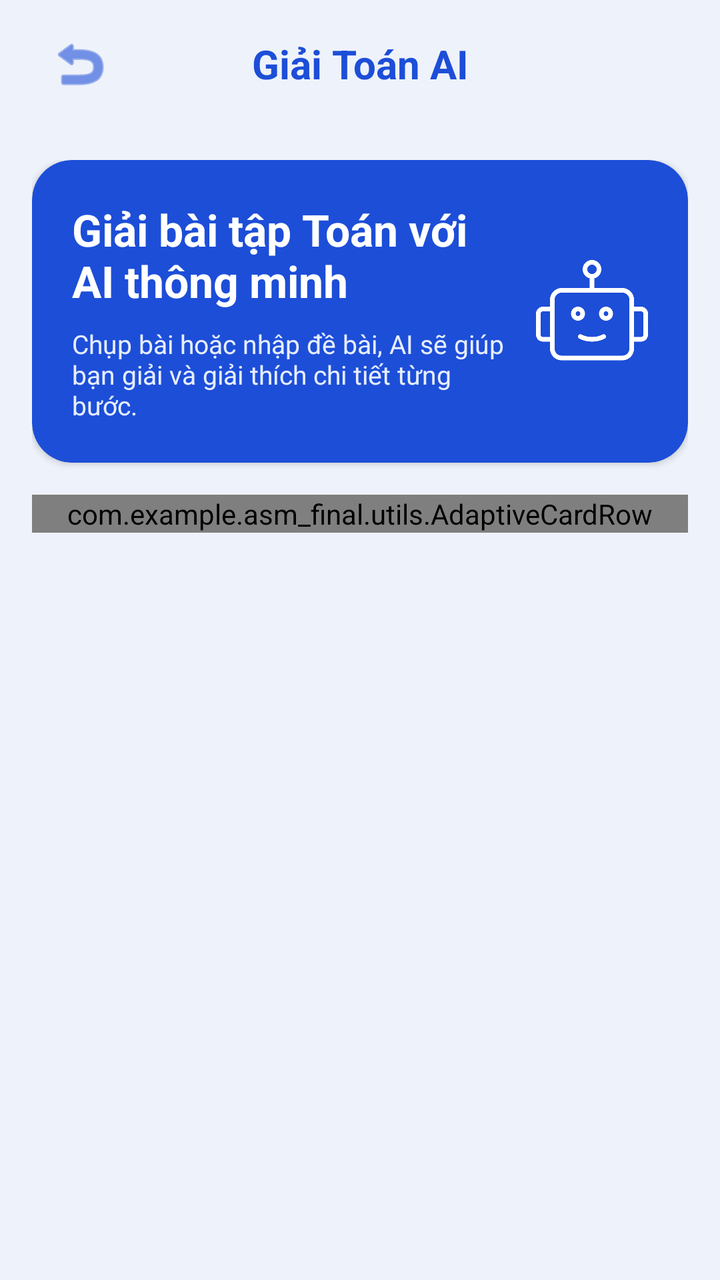
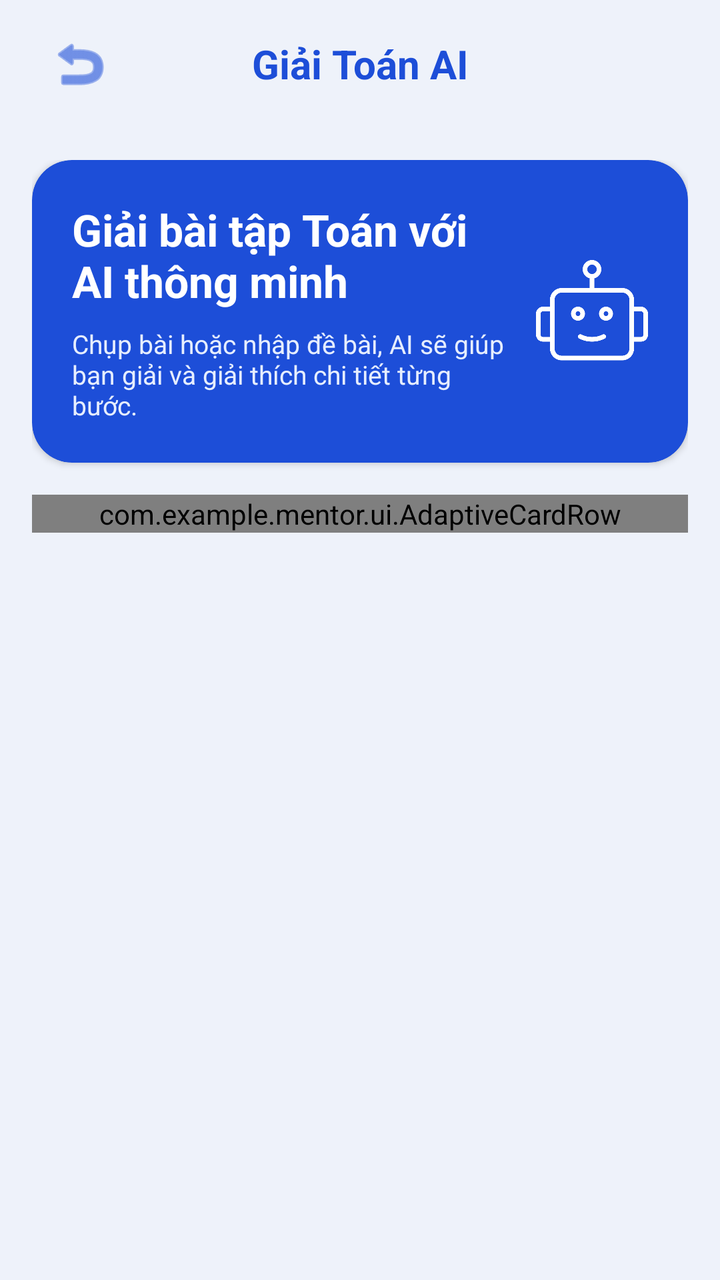

Two renders of the same Android screen: before a commit and after it. Below are the layout's source before the change and the commit's diff.
<!-- AndroidManifest.xml: application theme Theme.MathModule -->
<!-- res/layout/activity_math_solve.xml -->
<RelativeLayout xmlns:android="http://schemas.android.com/apk/res/android" xmlns:app="http://schemas.android.com/apk/res-auto" android:layout_width="match_parent" android:layout_height="match_parent" android:background="@color/math_background">

    
    <RelativeLayout android:id="@+id/toolbar_solve" android:layout_width="match_parent" android:layout_height="wrap_content" android:paddingHorizontal="16dp" android:minHeight="64dp" android:paddingTop="8dp" android:paddingBottom="8dp">
        <ImageButton android:id="@+id/btn_math_module_back" android:layout_width="48dp" android:layout_height="48dp" android:layout_centerVertical="true" android:background="?attr/selectableItemBackgroundBorderless" android:contentDescription="@string/math_back_description" android:padding="8dp" android:src="@android:drawable/ic_menu_revert" app:tint="@color/math_primary" />
        <TextView android:layout_width="match_parent" android:layout_height="wrap_content" android:layout_centerInParent="true" android:text="@string/math_solve_title" android:textSize="20sp" android:textStyle="bold" android:textColor="@color/math_primary" android:layout_marginStart="56dp" android:layout_marginEnd="56dp" android:gravity="center" android:maxLines="2" android:ellipsize="end" />
    </RelativeLayout>

    
    <ScrollView android:layout_width="match_parent" android:layout_height="match_parent" android:layout_below="@id/toolbar_solve" android:layout_above="@+id/bottom_nav_placeholder" android:scrollbars="none">

        
        <LinearLayout android:layout_width="match_parent" android:layout_height="wrap_content" android:orientation="vertical" android:padding="16dp">

            
            <androidx.cardview.widget.CardView android:layout_width="match_parent" android:layout_height="wrap_content" app:cardCornerRadius="20dp" app:cardElevation="2dp" app:cardBackgroundColor="@color/math_banner_bg">
                <RelativeLayout android:layout_width="match_parent" android:layout_height="wrap_content" android:padding="20dp">
                    <TextView android:id="@+id/txt_banner_title" android:layout_width="match_parent" android:layout_height="wrap_content" android:text="@string/math_banner_title" android:textSize="22sp" android:textStyle="bold" android:textColor="@color/math_banner_title" android:layout_toStartOf="@id/img_banner_ai" android:layout_marginEnd="12dp" />
                    <TextView android:layout_width="match_parent" android:layout_height="wrap_content" android:layout_below="@id/txt_banner_title" android:layout_marginTop="8dp" android:text="@string/math_banner_desc" android:textSize="13sp" android:textColor="@color/math_banner_desc" android:layout_toStartOf="@id/img_banner_ai" android:layout_marginEnd="12dp" />
                    <ImageView android:id="@+id/img_banner_ai" android:layout_width="56dp" android:layout_height="56dp" android:layout_alignParentEnd="true" android:layout_centerVertical="true" android:src="@drawable/ai" app:tint="@color/math_banner_title" /> 
                </RelativeLayout>
            </androidx.cardview.widget.CardView>

            
            <com.example.asm_final.utils.AdaptiveCardRow android:layout_width="match_parent" android:layout_height="wrap_content" android:orientation="horizontal" android:layout_marginTop="16dp" android:weightSum="2">

                
                <androidx.cardview.widget.CardView android:id="@+id/btn_scan_math" android:layout_width="0dp" android:layout_height="match_parent" android:layout_weight="1" android:layout_marginEnd="8dp" app:cardCornerRadius="20dp" app:cardElevation="2dp">
                    <LinearLayout android:layout_width="match_parent" android:layout_height="match_parent" android:orientation="vertical" android:gravity="center" android:padding="16dp" android:background="@color/math_surface">
                        <ImageView android:layout_width="48dp" android:layout_height="48dp" android:src="@drawable/camera" app:tint="@color/math_primary" />
                        <TextView android:layout_width="wrap_content" android:layout_height="wrap_content" android:layout_marginTop="12dp" android:text="@string/math_action_scan" android:textStyle="bold" android:textColor="@color/math_primary" />
                        <TextView android:layout_width="wrap_content" android:layout_height="wrap_content" android:text="@string/math_action_scan_desc" android:textSize="12sp" android:gravity="center" android:layout_marginTop="4dp" android:textColor="@color/math_text_secondary" />
                    </LinearLayout>
                </androidx.cardview.widget.CardView>

                
                <androidx.cardview.widget.CardView android:id="@+id/btn_type_math" android:layout_width="0dp" android:layout_height="match_parent" android:layout_weight="1" android:layout_marginStart="8dp" app:cardCornerRadius="20dp" app:cardElevation="2dp">
                    <LinearLayout android:layout_width="match_parent" android:layout_height="match_parent" android:orientation="vertical" android:gravity="center" android:padding="16dp" android:background="@color/math_surface">
                        <ImageView android:layout_width="48dp" android:layout_height="48dp" android:src="@drawable/pen" app:tint="@color/math_primary" />
                        <TextView android:layout_width="wrap_content" android:layout_height="wrap_content" android:layout_marginTop="12dp" android:text="@string/math_action_type" android:textStyle="bold" android:textColor="@color/math_primary" />
                        <TextView android:layout_width="wrap_content" android:layout_height="wrap_content" android:text="@string/math_action_type_desc" android:textSize="12sp" android:gravity="center" android:layout_marginTop="4dp" android:textColor="@color/math_text_secondary" />
                    </LinearLayout>
                </androidx.cardview.widget.CardView>
            </com.example.asm_final.utils.AdaptiveCardRow>

        </LinearLayout>
    </ScrollView>

    
    <View android:id="@+id/bottom_nav_placeholder" android:layout_width="match_parent" android:layout_height="0dp" android:layout_alignParentBottom="true" android:background="@color/math_surface" android:elevation="8dp" />
</RelativeLayout>
<!-- resources referenced by this layout -->
<resources>
  <color name="math_background">#EEF2FA</color>
  <color name="math_banner_bg">#1D4ED8</color>
  <color name="math_banner_desc">#E6EEFF</color>
  <color name="math_banner_title">#FFFFFF</color>
  <color name="math_primary">#1D4ED8</color>
  <color name="math_surface">#FFFFFF</color>
  <color name="math_text_secondary">#4D5E78</color>
  <!-- drawable ai: png bitmap (drawable, 11294 bytes) -->
  <!-- drawable camera: png bitmap (drawable, 11405 bytes) -->
  <!-- drawable pen: png bitmap (drawable, 7237 bytes) -->
  <string name="math_action_scan">Chụp đề bài</string>
  <string name="math_action_scan_desc">Dùng camera để chụp bài tập</string>
  <string name="math_action_type">Nhập đề bài</string>
  <string name="math_action_type_desc">Nhập đề bài bằng tay hoặc dán</string>
  <string name="math_back_description">Quay về trang chính</string>
  <string name="math_banner_desc">Chụp bài hoặc nhập đề bài, AI sẽ giúp bạn giải và giải thích chi tiết từng bước.</string>
  <string name="math_banner_title">Giải bài tập Toán với AI thông minh</string>
  <string name="math_solve_title">Giải Toán AI</string>
  <style name="Theme.MathModule" parent="Base.Theme.MathModule" />
  <style name="Base.Theme.MathModule" parent="Theme.Material3.DayNight.NoActionBar">
          
          
      <item name="colorPrimary">@color/math_primary</item><item name="colorSurface">@color/math_surface</item><item name="colorOnSurface">@color/math_text_primary</item><item name="android:windowBackground">@color/math_background</item><item name="android:statusBarColor">@color/math_background</item><item name="android:navigationBarColor">@color/math_surface</item><item name="android:fontFamily">sans-serif</item><item name="android:textColorPrimary">@color/math_text_primary</item><item name="android:textColorSecondary">@color/math_text_secondary</item><item name="materialButtonStyle">@style/MentorMathButton</item><item name="textInputStyle">@style/MentorMathInput</item><item name="android:windowAnimationStyle">@style/MentorWindowAnimation</item></style>
  <color name="math_text_primary">#14213D</color>
  <style name="MentorMathButton" parent="Widget.MaterialComponents.Button">
          <item name="backgroundTint">@color/mentor_math_button</item><item name="android:textColor">#FFFFFF</item><item name="cornerRadius">16dp</item><item name="android:minHeight">52dp</item>
          <item name="android:textAllCaps">false</item><item name="android:textSize">15sp</item>
          <item name="android:fontFamily">sans-serif-medium</item>
      </style>
  <style name="MentorMathInput" parent="Widget.MaterialComponents.TextInputLayout.OutlinedBox">
          <item name="boxCornerRadiusTopStart">16dp</item><item name="boxCornerRadiusTopEnd">16dp</item>
          <item name="boxCornerRadiusBottomStart">16dp</item><item name="boxCornerRadiusBottomEnd">16dp</item>
      </style>
  <style name="MentorWindowAnimation"><item name="android:activityOpenEnterAnimation">@anim/mentor_enter</item><item name="android:activityOpenExitAnimation">@anim/mentor_exit</item><item name="android:activityCloseEnterAnimation">@anim/mentor_enter</item><item name="android:activityCloseExitAnimation">@anim/mentor_exit</item></style>
  <color name="mentor_math_button">#1D4ED8</color>
</resources>

<!-- the commit's change to res/layout/activity_math_solve.xml (unified diff, before → after) -->
@@ -22,7 +22,7 @@
             </androidx.cardview.widget.CardView>
 
             
-            <com.example.asm_final.utils.AdaptiveCardRow android:layout_width="match_parent" android:layout_height="wrap_content" android:orientation="horizontal" android:layout_marginTop="16dp" android:weightSum="2">
+            <com.example.mentor.ui.AdaptiveCardRow android:layout_width="match_parent" android:layout_height="wrap_content" android:orientation="horizontal" android:layout_marginTop="16dp" android:weightSum="2">
 
                 
                 <androidx.cardview.widget.CardView android:id="@+id/btn_scan_math" android:layout_width="0dp" android:layout_height="match_parent" android:layout_weight="1" android:layout_marginEnd="8dp" app:cardCornerRadius="20dp" app:cardElevation="2dp">
@@ -41,7 +41,7 @@
                         <TextView android:layout_width="wrap_content" android:layout_height="wrap_content" android:text="@string/math_action_type_desc" android:textSize="12sp" android:gravity="center" android:layout_marginTop="4dp" android:textColor="@color/math_text_secondary" />
                     </LinearLayout>
                 </androidx.cardview.widget.CardView>
-            </com.example.asm_final.utils.AdaptiveCardRow>
+            </com.example.mentor.ui.AdaptiveCardRow>
 
         </LinearLayout>
     </ScrollView>
<!-- resource entries referenced after the edit -->
@@ -33,7 +33,6 @@
           <item name="boxCornerRadiusTopStart">16dp</item><item name="boxCornerRadiusTopEnd">16dp</item>
           <item name="boxCornerRadiusBottomStart">16dp</item><item name="boxCornerRadiusBottomEnd">16dp</item>
       </style>
-  <style name="MentorWindowAnimation"><item name="android:activityOpenEnterAnimation">@anim/mentor_enter</item><item name="android:activityOpenExitAnimation">@anim/mentor_exit</item><item name="android:activityCloseEnterAnimation">@anim/mentor_enter</item><item name="android:activityCloseExitAnimation">@anim/mentor_exit</item></style>
   <color name="mentor_math_button">#1D4ED8</color>
 </resources>
 
